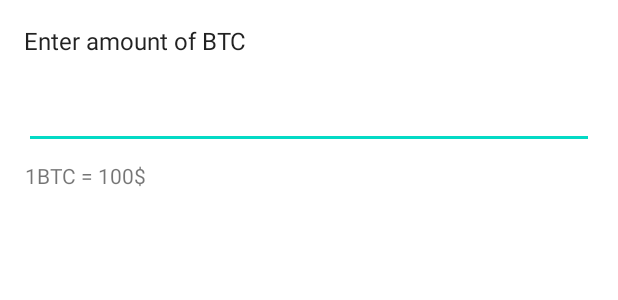
After one commit to julia-black/BitcoinBrawler, an Android app: the layout edit_text_dialog.xml on its own in the app's theme, with its tools: preview values and no code run, on a phone screen of 412 x 824 dp. The commit adds this screen. Shown: the top 300 px of the screen. Run offline under Robolectric (Android 15) with nearby library versions, the light colour scheme and no system bars.

Commit message:
Added logic with price, trends and edited entering of amount

```diff
--- /dev/null
+++ b/app/src/main/res/drawable/ic_arrow_down.xml
@@ -0,0 +1,5 @@
+<vector android:height="24dp" android:tint="#F12626"
+    android:viewportHeight="24" android:viewportWidth="24"
+    android:width="24dp" xmlns:android="http://schemas.android.com/apk/res/android">
+    <path android:fillColor="@android:color/white" android:pathData="M7.41,8.59L12,13.17l4.59,-4.58L18,10l-6,6 -6,-6 1.41,-1.41z"/>
+</vector>
--- /dev/null
+++ b/app/src/main/res/drawable/ic_arrow_up.xml
@@ -0,0 +1,5 @@
+<vector android:height="24dp" android:tint="#269F44"
+    android:viewportHeight="24" android:viewportWidth="24"
+    android:width="24dp" xmlns:android="http://schemas.android.com/apk/res/android">
+    <path android:fillColor="@android:color/white" android:pathData="M7.41,15.41L12,10.83l4.59,4.58L18,14l-6,-6 -6,6z"/>
+</vector>
--- /dev/null
+++ b/app/src/main/res/layout/edit_text_dialog.xml
@@ -0,0 +1,41 @@
+<?xml version="1.0" encoding="utf-8"?>
+<androidx.constraintlayout.widget.ConstraintLayout xmlns:android="http://schemas.android.com/apk/res/android"
+    xmlns:app="http://schemas.android.com/apk/res-auto"
+    xmlns:tools="http://schemas.android.com/tools"
+    android:layout_width="match_parent"
+    android:layout_height="match_parent"
+    android:padding="@dimen/standart_padding">
+
+    <TextView
+        android:id="@+id/textView"
+        android:layout_width="wrap_content"
+        android:layout_height="wrap_content"
+        android:text="@string/enter_amount"
+        android:textAppearance="?android:attr/textAppearanceLarge"
+        android:textSize="16sp"
+        app:layout_constraintStart_toStartOf="parent"
+        app:layout_constraintTop_toTopOf="parent" />
+
+    <EditText
+        android:id="@+id/editText"
+        android:layout_width="match_parent"
+        android:layout_height="wrap_content"
+        android:layout_marginTop="@dimen/standart_padding"
+        app:layout_constraintTop_toBottomOf="@id/textView">
+
+        <requestFocus />
+
+    </EditText>
+
+    <TextView
+        android:id="@+id/infoAmountInDialog"
+        android:layout_width="wrap_content"
+        android:layout_height="wrap_content"
+        android:layout_gravity="center"
+        android:layout_marginTop="@dimen/small_margin"
+        android:gravity="center"
+        app:layout_constraintStart_toStartOf="parent"
+        app:layout_constraintTop_toBottomOf="@id/editText"
+        tools:text="1BTC = 100$" />
+
+</androidx.constraintlayout.widget.ConstraintLayout>
--- a/app/src/main/res/values/strings.xml
+++ b/app/src/main/res/values/strings.xml
@@ -3,7 +3,7 @@
     <string name="title_home">Home</string>
     <string name="title_stock">Stock</string>
     <string name="title_store">Store</string>
-    <string name="enter_amount">Amount</string>
+    <string name="enter_amount">Enter amount of BTC</string>
     <string name="buy_btc">Buy bitcoins</string>
     <string name="sell_btc">Sell bitcoins</string>
     <string name="amount_error">Enter valid amount</string>
@@ -12,4 +12,6 @@
     <string name="success">Success!</string>
     <string name="price_btc">Price BTC, $</string>
     <string name="buy">Buy</string>
+    <string name="ok">OK</string>
+    <string name="cancel">Cancel</string>
 </resources>
```
Also changed, not shown: app/src/main/java/com/singlelab/bitcoinbrawler/MainActivity.kt (+30 -7 lines), app/src/main/java/com/singlelab/bitcoinbrawler/data/Preference.kt (+13 -0 lines), app/src/main/java/com/singlelab/bitcoinbrawler/model/Const.kt (+6 -1 lines), app/src/main/java/com/singlelab/bitcoinbrawler/ui/stock/StockFragment.kt (+68 -19 lines), app/src/main/res/layout/fragment_stock.xml (+30 -20 lines).
